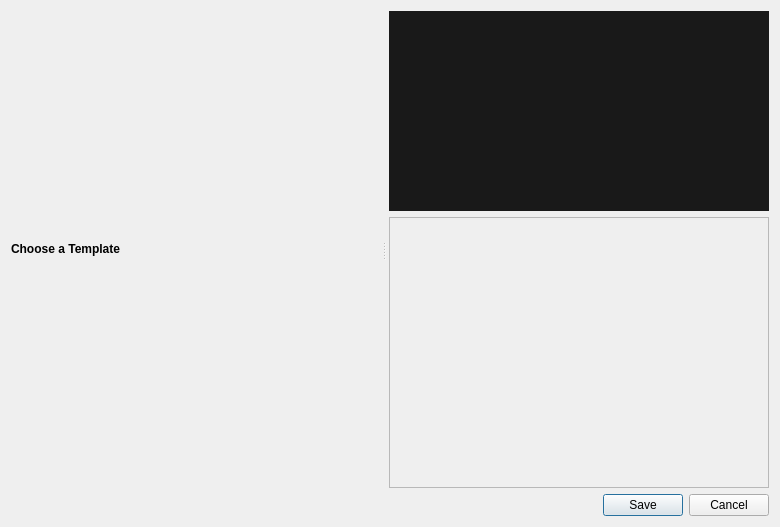
Qt form src/windows/ui/title-editor.ui (OpenShot/openshot-qt) before a commit.
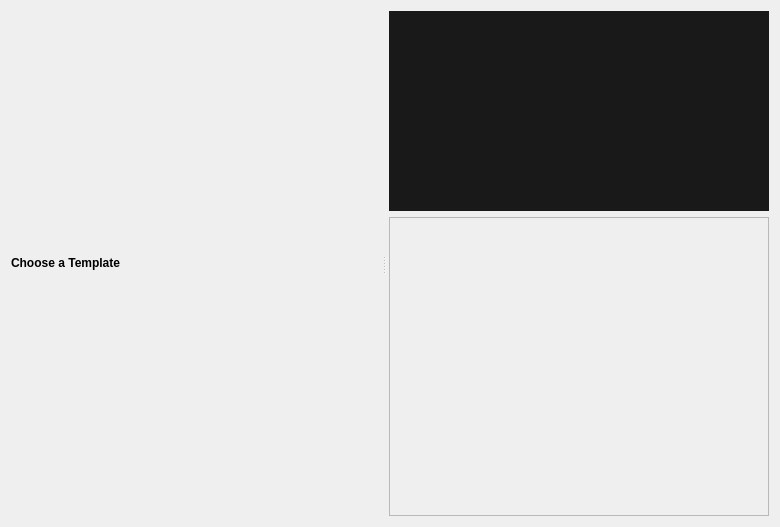
The same form after that commit. Icons and pictures are not drawn.

Commit message: - Added toolbar styling to Cosmic Dust theme - Added new toolbar theme methods, for more dynamic toolbars per theme - Added lots of new icons - Added QPushButton themes for cosmic dust - Targeted "acceptButton" with new themes also - Enable Snapping / Enable Razor buttons now toggle their text and tooltips - QMenubar made it much narrower - Improved connect_auto_events to first disconnect previous events (so theme engine can call this a bunch) - Dynamically query playhead color for Zoom Slider

```diff
--- a/src/windows/ui/title-editor.ui
+++ b/src/windows/ui/title-editor.ui
@@ -21,16 +21,6 @@
    <bool>false</bool>
   </property>
   <layout class="QGridLayout" name="gridLayout">
-   <item row="2" column="0">
-    <widget class="QDialogButtonBox" name="buttonBox">
-     <property name="orientation">
-      <enum>Qt::Horizontal</enum>
-     </property>
-     <property name="standardButtons">
-      <set>QDialogButtonBox::Cancel|QDialogButtonBox::Save</set>
-     </property>
-    </widget>
-   </item>
    <item row="0" column="0">
     <widget class="QSplitter" name="splitter">
      <property name="orientation">
```
Left out of the diff: 35 changed lines with no effect on the pictures. The commit also changes 22 other files.
